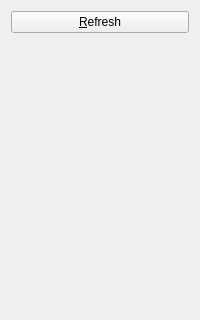
Qt form podcatcher/Resources/ui/widgets/FeedDetailWidget.ui (lostrootpass/alphagem) before a commit; both pictures show x 0 to 200 and y 0 to 320 of the 200 by 498 pixel window.
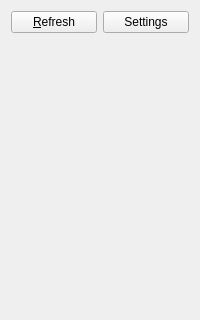
The same form after that commit.

Commit message: Per-feed settings configurations with global defaults.

```diff
--- a/podcatcher/Resources/ui/widgets/FeedDetailWidget.ui
+++ b/podcatcher/Resources/ui/widgets/FeedDetailWidget.ui
@@ -33,11 +33,22 @@
   </property>
   <layout class="QVBoxLayout" name="verticalLayout">
    <item>
+    <layout class="QHBoxLayout" name="horizontalLayout">
+     <item>
     <widget class="QPushButton" name="refreshButton">
      <property name="text">
       <string>&amp;Refresh</string>
      </property>
     </widget>
+     </item>
+     <item>
+      <widget class="QPushButton" name="settingsButton">
+       <property name="text">
+        <string>Settings</string>
+       </property>
+      </widget>
+     </item>
+    </layout>
    </item>
    <item>
     <widget class="QLabel" name="feedIcon">
```
Lines whose indentation alone changed are shown as unchanged. The commit also changes 32 other files.
